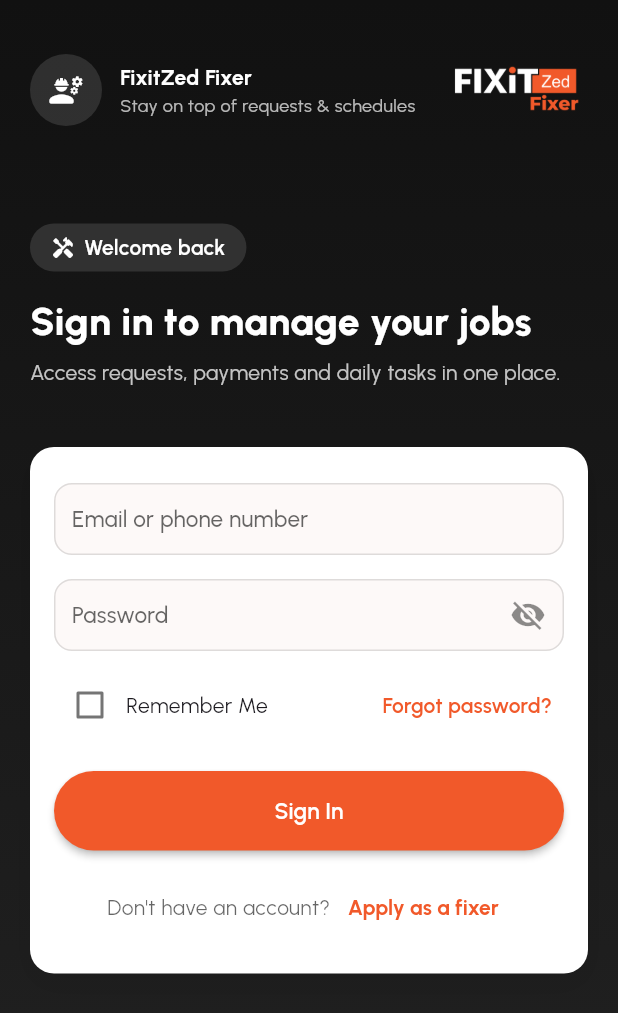
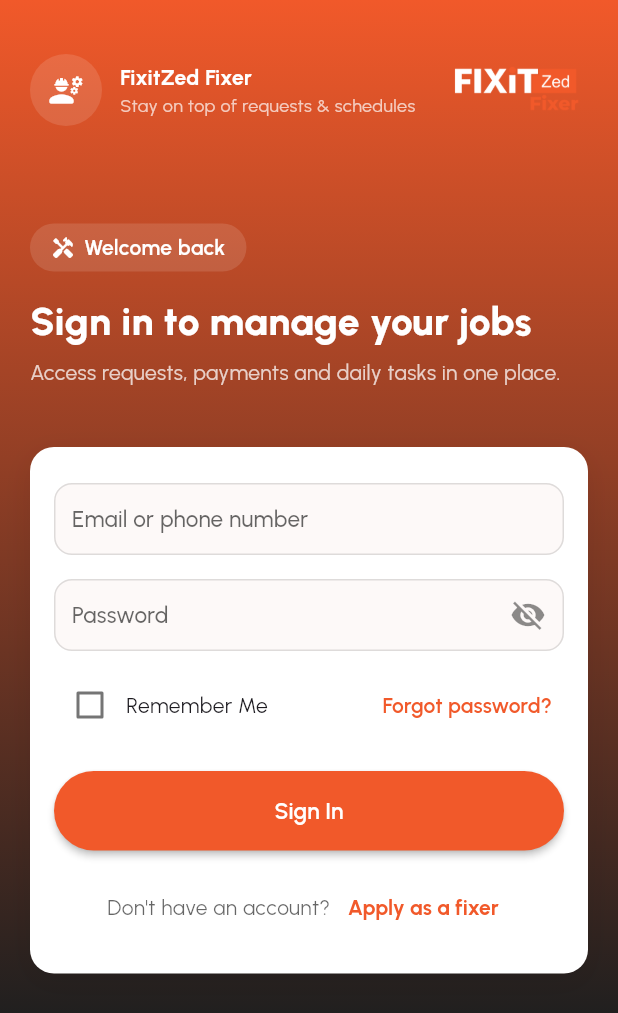
Before and after one commit to cosammalaika/Fixitzed-Fixer-App, a Flutter app: the SignInScreen screen opened by its route, on a phone screen of 412 x 824 dp. Shown: the top 1013 px of the screen. Run offline on Flutter 3.47's test engine with Material 3 defaults, Android fonts, the phone set to English and light mode, and no system bars; our stand-ins replace connectivity_plus, file_picker, flutter_local_notifications, flutter_riverpod, google_fonts, image_picker and 2 more; accounts and stored records are empty.

Commit message:
important change

```diff
--- a/lib/screens/sign_in_screen.dart
+++ b/lib/screens/sign_in_screen.dart
@@ -241,7 +241,7 @@ class _SignInScreenState extends State<SignInScreen> {
                     child: Container(
                       decoration: const BoxDecoration(
                         gradient: LinearGradient(
-                          colors: [Color(0xFF111111), Color(0xFF1F1F1F)],
+                          colors: [Color(0xFFF1592A), Color(0xFF1F1F1F)],
                           begin: Alignment.topCenter,
                           end: Alignment.bottomCenter,
                         ),
```
Also changed, not shown: lib/screens/onboarding_screen.dart (+10 -2 lines), lib/screens/splash_screen.dart (+6 -1 lines).
